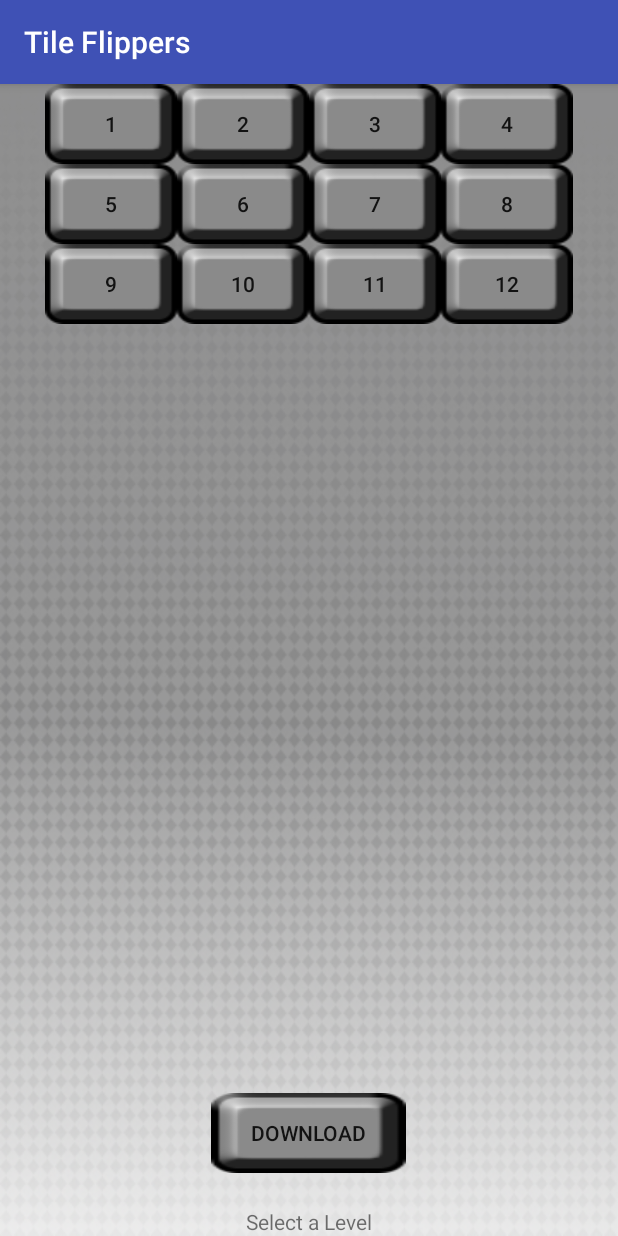
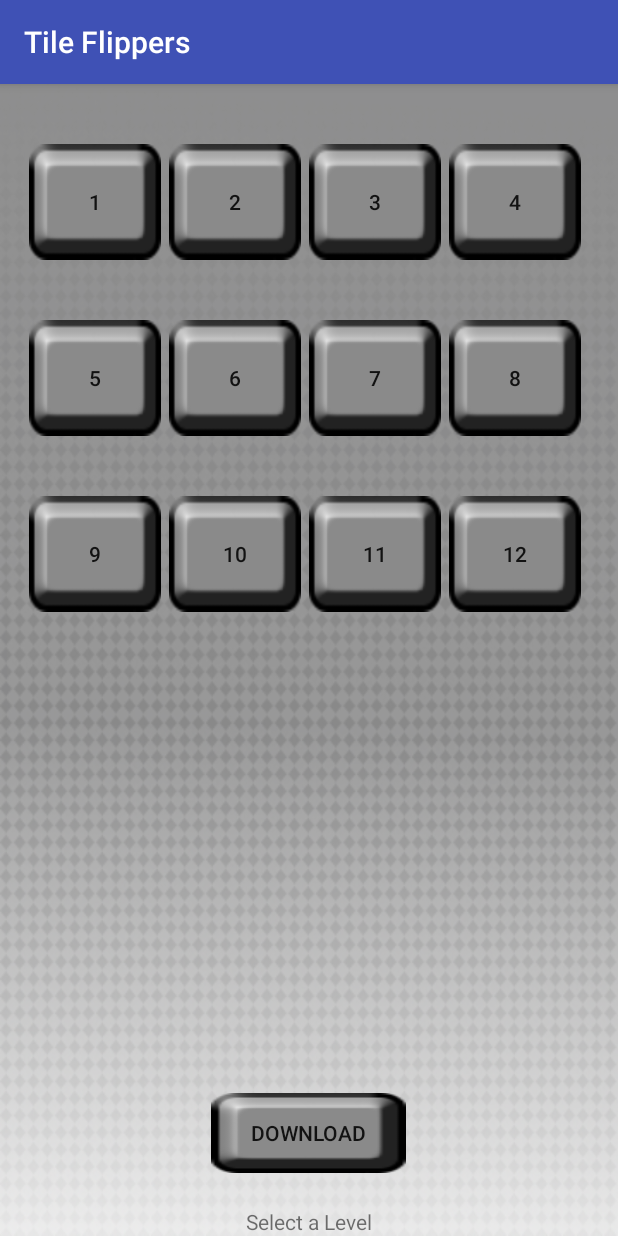
Before and after one commit to PlasmaDiffusion/PanelFlipPuzzleGame, an Android app: the LevelSelectActivity screen opened directly, with no data from a screen before it, on a phone screen of 412 x 824 dp. Run offline under Robolectric (Android 15) with nearby library versions, the phone set to English and light mode, and no system bars.

Commit message:
, made level select buttons larger and spread out, added stuff to Work Distribution, added a few comments

```diff
--- a/app/src/main/java/com/example/a100580683/panelprototype/DownloadImageTask.java
+++ b/app/src/main/java/com/example/a100580683/panelprototype/DownloadImageTask.java
@@ -26,6 +26,7 @@ public class DownloadImageTask extends AsyncTask<String, Void, Bitmap> {
         this.image = image;
     }
 
+    //Decode an image with bitmap factory
     protected Bitmap doInBackground(String... urls) {
         Bitmap newImage = null;
         String url = urls[0];
@@ -41,7 +42,7 @@ public class DownloadImageTask extends AsyncTask<String, Void, Bitmap> {
     }
 
     protected void onPostExecute(Bitmap result) {
-        //Make the image appear, along with a play button
+        //Make the image appear, and also enable play button
         if (result != null) {
             bitmap = result;
             image.setImageBitmap(bitmap);
--- a/app/src/main/java/com/example/a100580683/panelprototype/LevelSelectActivity.java
+++ b/app/src/main/java/com/example/a100580683/panelprototype/LevelSelectActivity.java
@@ -30,6 +30,7 @@ public class LevelSelectActivity extends AppCompatActivity {
         super.onCreate(savedInstanceState);
         setContentView(R.layout.activity_select);
 
+        //Array of every level image file
         levels = new int[]
                 {
                         R.raw.level1, R.raw.level2, R.raw.level9, R.raw.level10,
--- a/app/src/main/java/com/example/a100580683/panelprototype/MainActivity.java
+++ b/app/src/main/java/com/example/a100580683/panelprototype/MainActivity.java
@@ -137,7 +137,7 @@ public class MainActivity extends AppCompatActivity {
             if (startingLayout.charAt(i) == 'o') {
 
                 //panel.setBackgroundColor(Color.parseColor("#f69256"));
-                //panel.setText("");
+
                 panel.toggle();
 
             } else //If not its blue
@@ -194,8 +194,6 @@ public class MainActivity extends AppCompatActivity {
 
         }
 
-        //Flip stuff in a + pattern
-        //Log.d("lol", Integer.toString(clickedPanelNumber));
 
 
         ToggleButton panel;
--- a/app/src/main/res/layout/activity_select.xml
+++ b/app/src/main/res/layout/activity_select.xml
@@ -12,32 +12,41 @@
         <TableRow
             android:layout_width="match_parent"
             android:layout_height="match_parent"
+            android:layout_marginBottom="40dp" />
+
+        <TableRow
+            android:layout_width="match_parent"
+            android:layout_height="match_parent"
+            android:layout_marginBottom="40dp"
             android:gravity="center_horizontal">
 
             <Button
                 android:id="@+id/Btnlvl1"
                 android:layout_width="wrap_content"
-                android:layout_height="wrap_content"
+                android:layout_height="77dp"
                 android:layout_centerHorizontal="true"
                 android:layout_centerVertical="true"
+                android:layout_marginRight="5dp"
                 android:onClick="selectLevel"
                 android:text="@string/lvl_1" />
 
             <Button
                 android:id="@+id/Btnlvl2"
                 android:layout_width="wrap_content"
-                android:layout_height="wrap_content"
+                android:layout_height="77dp"
                 android:layout_centerHorizontal="true"
                 android:layout_centerVertical="true"
+                android:layout_marginRight="5dp"
                 android:onClick="selectLevel"
                 android:text="@string/lvl_2" />
 
             <Button
                 android:id="@+id/Btnlvl3"
                 android:layout_width="wrap_content"
-                android:layout_height="wrap_content"
+                android:layout_height="77dp"
                 android:layout_centerHorizontal="true"
                 android:layout_centerVertical="true"
+                android:layout_marginRight="5dp"
                 android:onClick="selectLevel"
                 android:text="@string/lvl_3" />
 
@@ -45,9 +54,10 @@
             <Button
                 android:id="@+id/Btnlvl4"
                 android:layout_width="wrap_content"
-                android:layout_height="wrap_content"
+                android:layout_height="77dp"
                 android:layout_centerHorizontal="true"
                 android:layout_centerVertical="true"
+                android:layout_marginRight="5dp"
                 android:onClick="selectLevel"
                 android:text="@string/lvl_4" />
 
@@ -57,41 +67,46 @@
         <TableRow
             android:layout_width="match_parent"
             android:layout_height="match_parent"
+            android:layout_marginBottom="40dp"
             android:gravity="center_horizontal">
 
             <Button
                 android:id="@+id/Btnstart"
                 android:layout_width="wrap_content"
-                android:layout_height="wrap_content"
+                android:layout_height="77dp"
                 android:layout_centerHorizontal="true"
                 android:layout_centerVertical="true"
+                android:layout_marginRight="5dp"
                 android:onClick="selectLevel"
                 android:text="@string/lvl_5" />
 
             <Button
                 android:id="@+id/Btnlvl6"
                 android:layout_width="wrap_content"
-                android:layout_height="wrap_content"
+                android:layout_height="77dp"
                 android:layout_centerHorizontal="true"
                 android:layout_centerVertical="true"
+                android:layout_marginRight="5dp"
                 android:onClick="selectLevel"
                 android:text="@string/lvl_6" />
 
             <Button
                 android:id="@+id/Btnlvl7"
                 android:layout_width="wrap_content"
-                android:layout_height="wrap_content"
+                android:layout_height="77dp"
                 android:layout_centerHorizontal="true"
                 android:layout_centerVertical="true"
+                android:layout_marginRight="5dp"
                 android:onClick="selectLevel"
                 android:text="@string/lvl_7" />
 
             <Button
                 android:id="@+id/Btnlvl8"
                 android:layout_width="wrap_content"
-                android:layout_height="wrap_content"
+                android:layout_height="77dp"
                 android:layout_centerHorizontal="true"
                 android:layout_centerVertical="true"
+                android:layout_marginRight="5dp"
                 android:onClick="selectLevel"
                 android:text="@string/lvl_8" />
 
@@ -106,44 +121,44 @@
             <Button
                 android:id="@+id/Btnlvl9"
                 android:layout_width="wrap_content"
-                android:layout_height="wrap_content"
+                android:layout_height="77dp"
                 android:layout_centerHorizontal="true"
                 android:layout_centerVertical="true"
+                android:layout_marginRight="5dp"
                 android:onClick="selectLevel"
                 android:text="@string/_9" />
 
             <Button
                 android:id="@+id/Btnlvl10"
                 android:layout_width="wrap_content"
-                android:layout_height="wrap_content"
+                android:layout_height="77dp"
                 android:layout_centerHorizontal="true"
                 android:layout_centerVertical="true"
+                android:layout_marginRight="5dp"
                 android:onClick="selectLevel"
                 android:text="@string/lvl_10" />
 
             <Button
                 android:id="@+id/Btnlvl11"
                 android:layout_width="wrap_content"
-                android:layout_height="wrap_content"
+                android:layout_height="77dp"
                 android:layout_centerHorizontal="true"
                 android:layout_centerVertical="true"
+                android:layout_marginRight="5dp"
                 android:onClick="selectLevel"
                 android:text="@string/lvl_11" />
 
             <Button
                 android:id="@+id/Btnlvl12"
                 android:layout_width="wrap_content"
-                android:layout_height="wrap_content"
+                android:layout_height="77dp"
                 android:layout_centerHorizontal="true"
                 android:layout_centerVertical="true"
+                android:layout_marginRight="5dp"
                 android:onClick="selectLevel"
                 android:text="@string/lvl_12" />
         </TableRow>
 
-        <TableRow
-            android:layout_width="match_parent"
-            android:layout_height="match_parent"
-            android:gravity="center_horizontal" />
     </TableLayout>
 
     <Button
```
Also changed, not shown: 1 other file.
